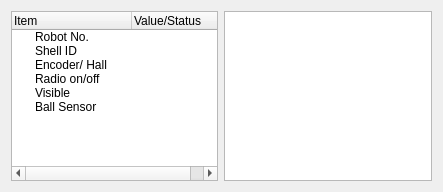
First picture: the form in soccer/ui/RobotsTab.ui, repository KN2C/robocup-software, before the edit.
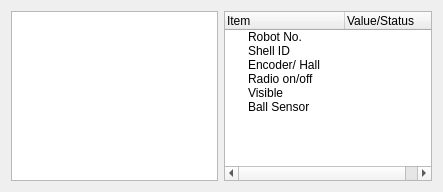
Second picture: the form after the edit.

Diff of the .ui file:
```diff
--- a/soccer/ui/RobotsTab.ui
+++ b/soccer/ui/RobotsTab.ui
@@ -14,7 +14,7 @@
    <string>Form</string>
   </property>
   <layout class="QGridLayout" name="gridLayout">
-   <item row="0" column="0">
+   <item row="0" column="1">
     <widget class="QTreeWidget" name="treeWidget">
      <property name="columnCount">
       <number>2</number>
@@ -64,7 +64,7 @@
      </item>
     </widget>
    </item>
-   <item row="0" column="1">
+   <item row="0" column="0">
     <widget class="QGraphicsView" name="graphicsView"/>
    </item>
   </layout>
```
